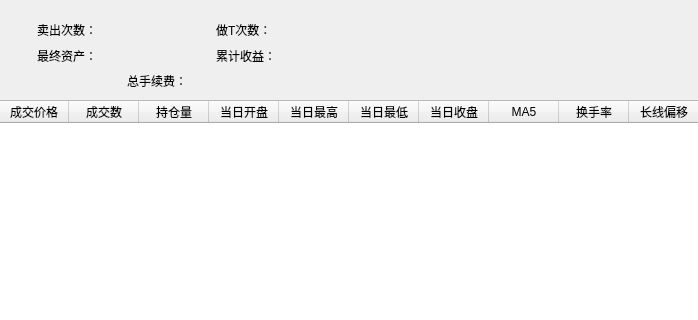
victor647/QuantumStockTrade, file QtDesign/TradeSimulator.ui: the form before one commit; both pictures show x 162 to 860 and y 0 to 320 of the 1175 by 784 pixel window.
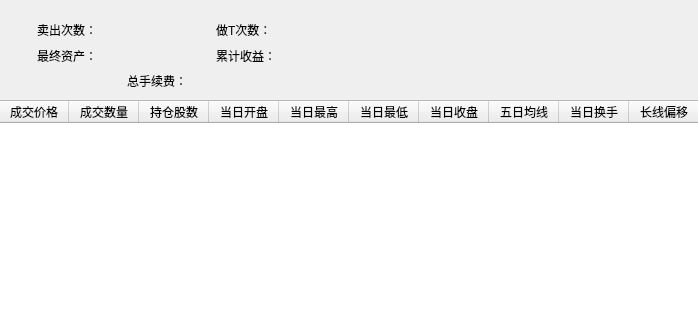
The form after the commit.

The edit to the form file:
```diff
--- a/QtDesign/TradeSimulator.ui
+++ b/QtDesign/TradeSimulator.ui
@@ -57,12 +57,12 @@
    </column>
    <column>
     <property name="text">
-     <string>成交数</string>
+     <string>成交数量</string>
     </property>
    </column>
    <column>
     <property name="text">
-     <string>持仓量</string>
+     <string>持仓股数</string>
     </property>
    </column>
    <column>
@@ -87,12 +87,12 @@
    </column>
    <column>
     <property name="text">
-     <string>MA5</string>
+     <string>五日均线</string>
     </property>
    </column>
    <column>
     <property name="text">
-     <string>换手率</string>
+     <string>当日换手</string>
     </property>
    </column>
    <column>
```
